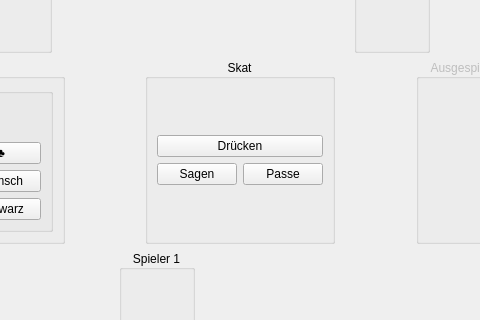
Old version of the form src/table.ui in the repository squawk7x/QuteSkatGame; both pictures show x 330 to 810 and y 141 to 461 of the 1066 by 607 pixel window.
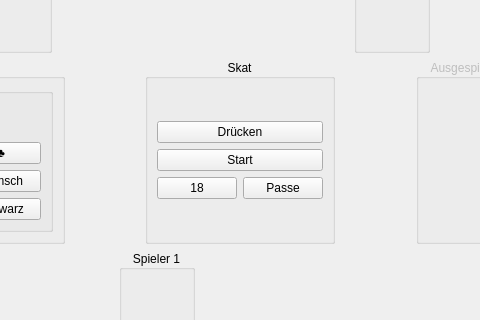
New version of the form.

Commit message: CardVec moveCardTo modified - Start Round fixed - Reizen

```diff
--- a/src/table.ui
+++ b/src/table.ui
@@ -308,20 +308,20 @@
           <layout class="QGridLayout" name="gridLayout">
            <item row="2" column="0">
             <layout class="QGridLayout" name="gridLayout_3">
-             <item row="1" column="0">
-              <widget class="QPushButton" name="pbSagen">
-               <property name="text">
-                <string>Sagen</string>
-               </property>
-              </widget>
-             </item>
-             <item row="1" column="1">
+             <item row="2" column="1">
               <widget class="QPushButton" name="pbPassen">
                <property name="text">
                 <string>Passe</string>
                </property>
               </widget>
              </item>
+             <item row="2" column="0">
+              <widget class="QPushButton" name="pbSagen">
+               <property name="text">
+                <string>18</string>
+               </property>
+              </widget>
+             </item>
              <item row="0" column="0" colspan="2">
               <widget class="QPushButton" name="pbDruecken">
                <property name="text">
@@ -329,6 +329,13 @@
                </property>
               </widget>
              </item>
+             <item row="1" column="0" colspan="2">
+              <widget class="QPushButton" name="pbStart">
+               <property name="text">
+                <string>Start</string>
+               </property>
+              </widget>
+             </item>
             </layout>
            </item>
            <item row="0" column="0">
```
Left out of the diff: 18 changed lines with no effect on the pictures. The commit also changes 10 other files.
